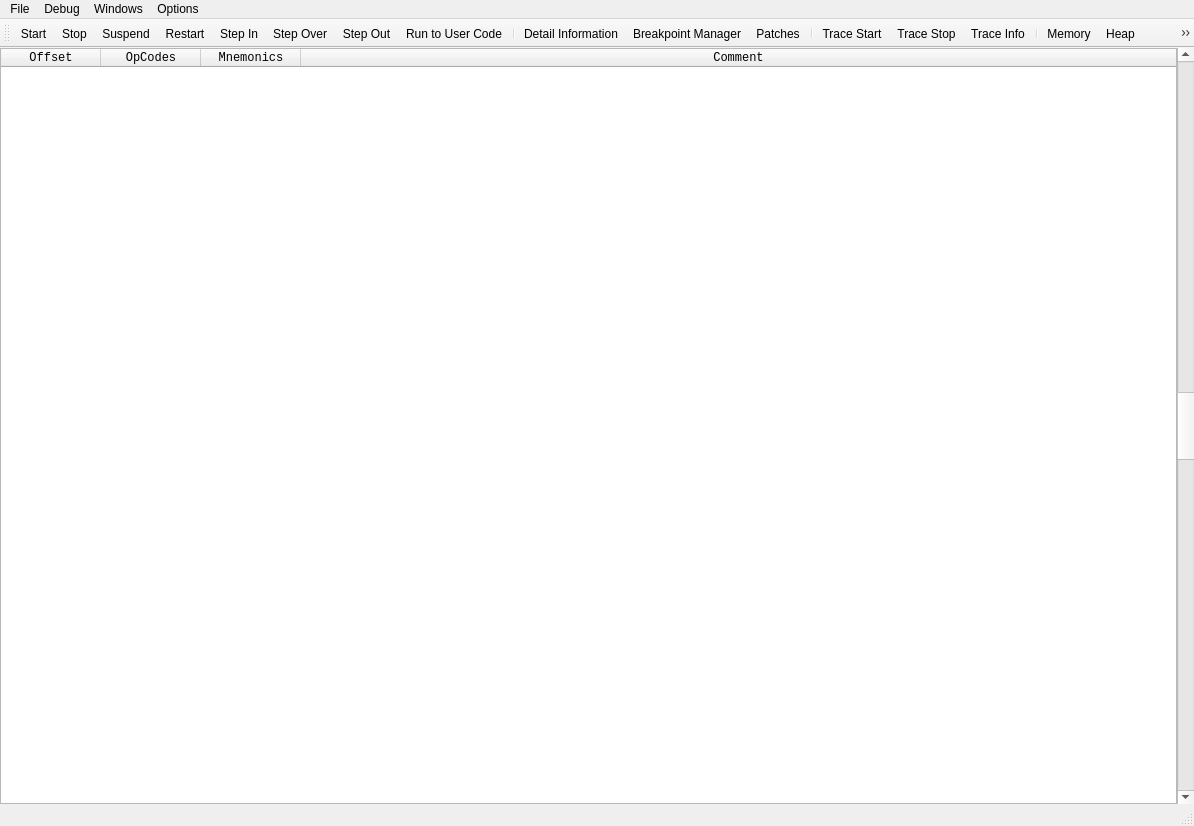
Old version of the form qtNanomite/qtDLGNanomite.ui in the repository zer0fl4g/Nanomite.
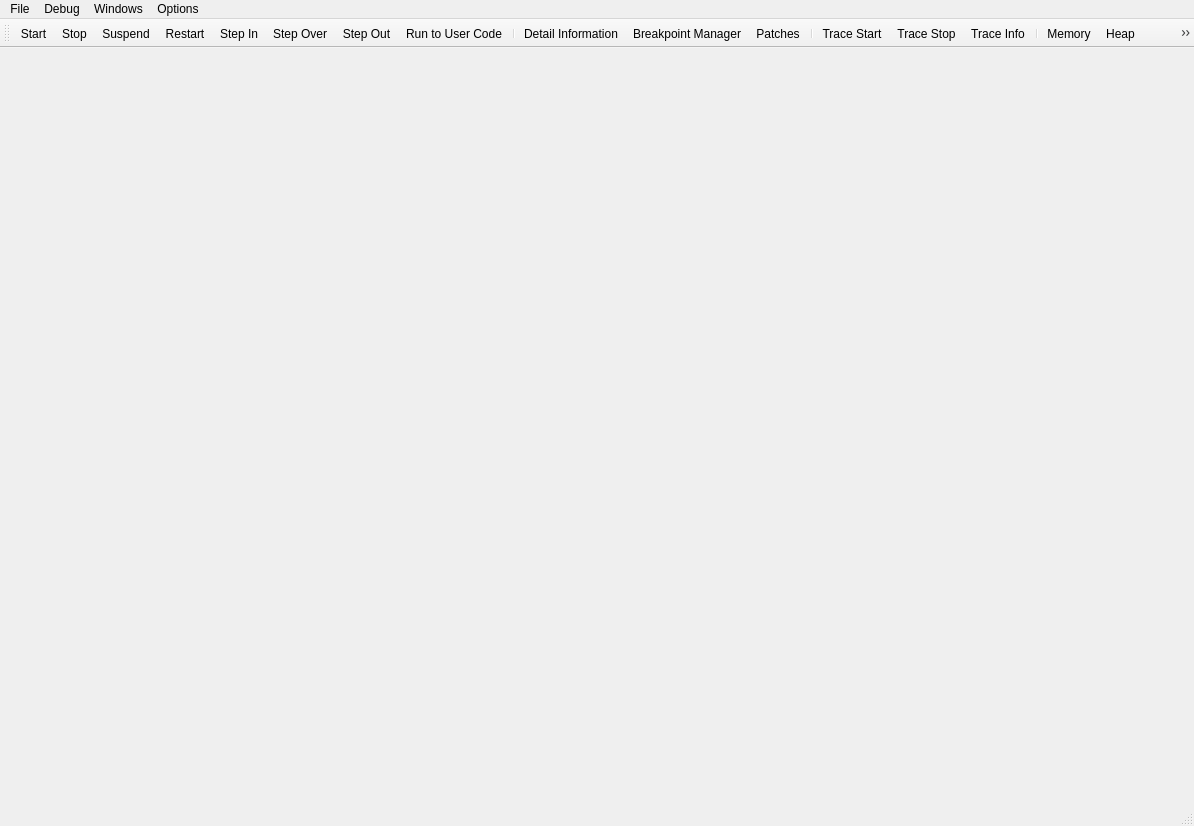
New version of the form. Icons and pictures are not drawn.

Commit message: added updater.ini refactored Disassembler into own class little fixes here and there

Diff of the .ui file:
```diff
--- a/qtNanomite/qtDLGNanomite.ui
+++ b/qtNanomite/qtDLGNanomite.ui
@@ -55,117 +55,6 @@
     <property name="spacing">
      <number>0</number>
     </property>
-    <item row="0" column="0">
-     <widget class="QTableWidget" name="tblDisAs">
-      <property name="minimumSize">
-       <size>
-        <width>700</width>
-        <height>405</height>
-       </size>
-      </property>
-      <property name="maximumSize">
-       <size>
-        <width>16777215</width>
-        <height>16777215</height>
-       </size>
-      </property>
-      <property name="font">
-       <font>
-        <family>Lucida Console</family>
-       </font>
-      </property>
-      <property name="contextMenuPolicy">
-       <enum>Qt::CustomContextMenu</enum>
-      </property>
-      <property name="midLineWidth">
-       <number>0</number>
-      </property>
-      <property name="verticalScrollBarPolicy">
-       <enum>Qt::ScrollBarAlwaysOff</enum>
-      </property>
-      <property name="editTriggers">
-       <set>QAbstractItemView::NoEditTriggers</set>
-      </property>
-      <property name="selectionBehavior">
-       <enum>QAbstractItemView::SelectRows</enum>
-      </property>
-      <property name="horizontalScrollMode">
-       <enum>QAbstractItemView::ScrollPerPixel</enum>
-      </property>
-      <property name="showGrid">
-       <bool>false</bool>
-      </property>
-      <attribute name="horizontalHeaderVisible">
-       <bool>true</bool>
-      </attribute>
-      <attribute name="horizontalHeaderStretchLastSection">
-       <bool>true</bool>
-      </attribute>
-      <attribute name="verticalHeaderVisible">
-       <bool>false</bool>
-      </attribute>
-      <attribute name="verticalHeaderDefaultSectionSize">
-       <number>11</number>
-      </attribute>
-      <attribute name="verticalHeaderMinimumSectionSize">
-       <number>11</number>
-      </attribute>
-      <column>
-       <property name="text">
-        <string>Offset</string>
-       </property>
-      </column>
-      <column>
-       <property name="text">
-        <string>OpCodes</string>
-       </property>
-      </column>
-      <column>
-       <property name="text">
-        <string>Mnemonics</string>
-       </property>
-      </column>
-      <column>
-       <property name="text">
-        <string>Comment</string>
-       </property>
-      </column>
-     </widget>
-    </item>
-    <item row="0" column="1">
-     <widget class="QScrollBar" name="scrollDisAs">
-      <property name="sizePolicy">
-       <sizepolicy hsizetype="Fixed" vsizetype="Expanding">
-        <horstretch>0</horstretch>
-        <verstretch>0</verstretch>
-       </sizepolicy>
-      </property>
-      <property name="minimumSize">
-       <size>
-        <width>17</width>
-        <height>405</height>
-       </size>
-      </property>
-      <property name="maximumSize">
-       <size>
-        <width>17</width>
-        <height>16777215</height>
-       </size>
-      </property>
-      <property name="maximum">
-       <number>10</number>
-      </property>
-      <property name="pageStep">
-       <number>1</number>
-      </property>
-      <property name="value">
-       <number>5</number>
-      </property>
-      <property name="orientation">
-       <enum>Qt::Vertical</enum>
-      </property>
-     </widget>
-    </item>
    </layout>
   </widget>
   <widget class="QMenuBar" name="menuBar">
```
The commit also changes 19 other files.
